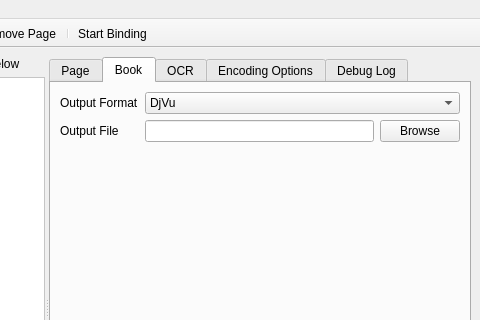
Above: ui/gui.ui from Blender3D/Bindery before the change; both pictures show x 233 to 713 and y 0 to 320 of the 713 by 566 pixel window. Below: the same form after it.
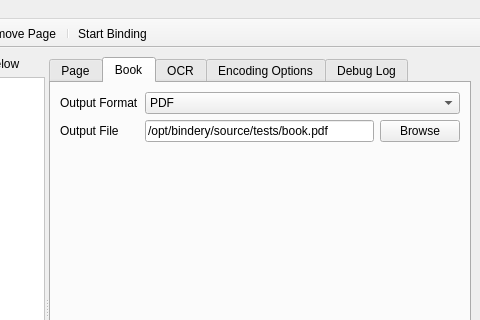
That is the form after the change. The open tabs and pages were chosen to show the change. Icons and pictures are not drawn. Custom widgets are drawn as their Qt base class.

```diff
--- a/ui/gui.ui
+++ b/ui/gui.ui
@@ -291,6 +291,9 @@
             </item>
             <item row="0" column="1">
              <widget class="QComboBox" name="outputFormat">
+              <property name="currentIndex">
+               <number>1</number>
+              </property>
               <item>
                <property name="text">
                 <string>DjVu</string>
@@ -318,7 +321,11 @@
             <item row="1" column="1">
              <layout class="QHBoxLayout" name="horizontalLayout_2">
               <item>
-               <widget class="QLineEdit" name="outputFile"/>
+               <widget class="QLineEdit" name="outputFile">
+                <property name="text">
+                 <string>/opt/bindery/source/tests/book.pdf</string>
+                </property>
+               </widget>
               </item>
               <item>
                <widget class="QPushButton" name="outputFileBrowseButton">
```
Left out of the diff: 6 changed lines with no effect on the pictures.
